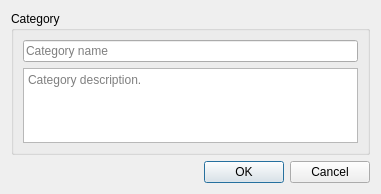
lincolningaroca/xxxApp, file dlgnewcategory.ui: the form before one commit.
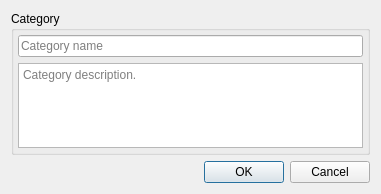
The form after the commit.

Commit message: The margins of the forms, dlg new category and widget, which is the main form, have been changed.

The edit to the form file:
```diff
--- a/dlgnewcategory.ui
+++ b/dlgnewcategory.ui
@@ -20,6 +20,18 @@
       <string>Category</string>
      </property>
      <layout class="QVBoxLayout" name="verticalLayout">
+      <property name="leftMargin">
+       <number>4</number>
+      </property>
+      <property name="topMargin">
+       <number>4</number>
+      </property>
+      <property name="rightMargin">
+       <number>4</number>
+      </property>
+      <property name="bottomMargin">
+       <number>4</number>
+      </property>
       <item>
        <widget class="QLineEdit" name="txtCategory">
         <property name="placeholderText">
```
The commit also changes 1 other file.
